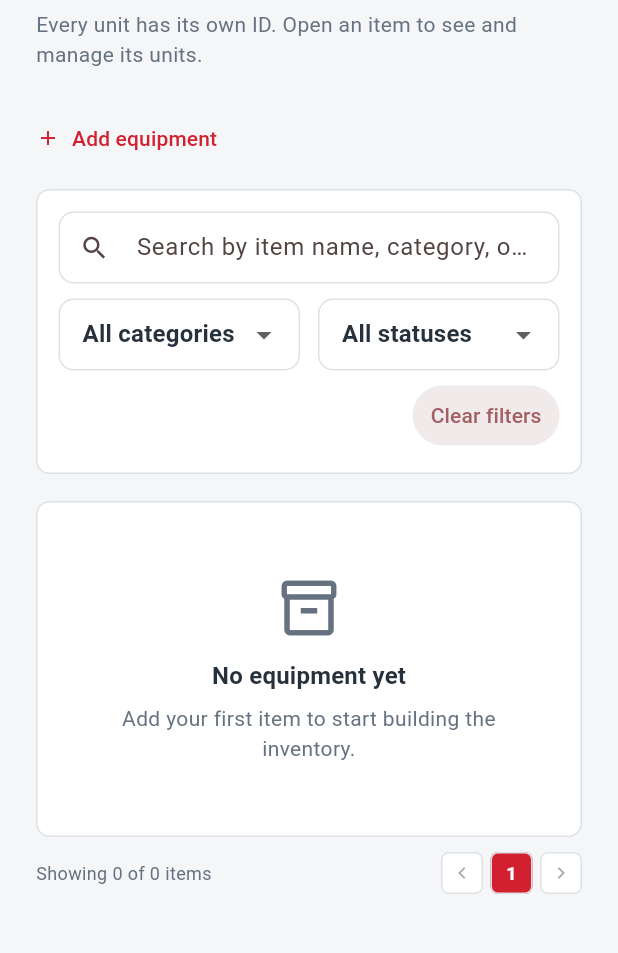
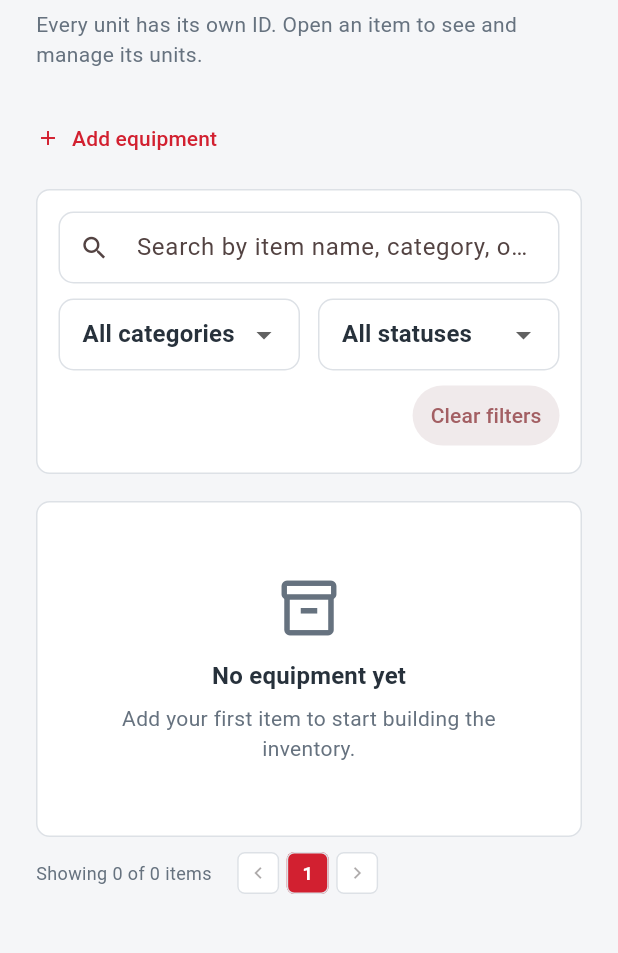
Before and after one commit to AnaCastillo23/COMP-585-PROJECT, a Flutter app: the ManageEquipmentScreen screen opened directly, on a phone screen of 412 x 824 dp, the part 90-1043 px from its top. Run offline on Flutter 3.47's test engine with Material 3 defaults, Android fonts, the phone set to English and light mode, and no system bars; our stand-ins replace cloud_firestore, firebase_auth, firebase_core, image_picker; accounts and stored records are empty.

Commit message:
Support CSUN equipment inventory

```diff
--- a/lib/models/equipment.dart
+++ b/lib/models/equipment.dart
@@ -64,9 +64,19 @@ class Equipment {
   /// The only categories staff can choose from.
   static const List<String> categories = [
     'Cameras',
+    'Camera Accessories',
+    'Accessory Kits',
+    'Audio Equipment',
+    'Lighting Equipment',
+    'Tripods',
+    'Green/Black Screens',
+    'Adapters',
+    'Sewing/Fiber Crafts',
+    'Virtual Reality',
+    // Legacy categories remain readable/editable until existing records have
+    // been reviewed and migrated.
     'Stabilizers',
     'Audio',
-    'Tripods',
     'Lighting',
     'Computers',
   ];
--- a/lib/screens/staff/manage_equipment_screen.dart
+++ b/lib/screens/staff/manage_equipment_screen.dart
@@ -65,7 +65,7 @@ class _ManageEquipmentScreenState extends State<ManageEquipmentScreen> {
         : null;
   }
 
-  List<Equipment> _filter(List<Equipment> all) {
+  List<Equipment> _filter(List<Equipment> all, String category) {
     final q = _searchController.text.trim().toLowerCase();
     final unitIdQuery = _unitIdQuery(all);
     bool statusOk(EquipmentUnit u) =>
@@ -73,8 +73,8 @@ class _ManageEquipmentScreenState extends State<ManageEquipmentScreen> {
 
     return all.where((item) {
       final matchesCategory =
-          _category == _allCategories || item.category == _category;
-      final matchesStatus = item.units.any(statusOk);
+          category == _allCategories || item.category == category;
+      final matchesStatus = _status == _allStatuses || item.units.any(statusOk);
 
       final matchesSearch = unitIdQuery != null
           ? item.units.any(
@@ -217,7 +217,17 @@ class _ManageEquipmentScreenState extends State<ManageEquipmentScreen> {
           }
 
           final all = snapshot.data!;
-          final filtered = _filter(all);
+          // Use the full inventory, not the search or status results. A
+          // category still belongs in the filter when its units are checked out.
+          final categoriesInUse = {for (final item in all) item.category};
+          final filterCategories = [
+            _allCategories,
+            ...Equipment.categories.where(categoriesInUse.contains),
+          ];
+          final selectedCategory = filterCategories.contains(_category)
+              ? _category
+              : _allCategories;
+          final filtered = _filter(all, selectedCategory);
           final unitIdQuery = _unitIdQuery(all);
           final statusFilter = _status == _allStatuses
               ? null
@@ -267,9 +277,9 @@ class _ManageEquipmentScreenState extends State<ManageEquipmentScreen> {
                 const SizedBox(height: 10),
                 _InventoryFilters(
                   searchController: _searchController,
-                  selectedCategory: _category,
+                  selectedCategory: selectedCategory,
                   selectedStatus: _status,
-                  categories: const [_allCategories, ...Equipment.categories],
+                  categories: filterCategories,
                   statuses: [
                     _allStatuses,
                     for (final s in EquipmentStatus.values) s.label,
@@ -311,7 +321,11 @@ class _ManageEquipmentScreenState extends State<ManageEquipmentScreen> {
                 const SizedBox(height: 10),
 
                 // Footer: count + page buttons
-                Row(
+                Wrap(
+                  alignment: WrapAlignment.spaceBetween,
+                  crossAxisAlignment: WrapCrossAlignment.center,
+                  spacing: 12,
+                  runSpacing: 6,
                   children: [
                     Text(
                       'Showing ${pageItems.length} of ${filtered.length} items'
@@ -321,7 +335,10 @@ class _ManageEquipmentScreenState extends State<ManageEquipmentScreen> {
                         fontSize: 12,
                       ),
                     ),
-                    const Spacer(),
+                    Wrap(
+                      alignment: WrapAlignment.end,
+                      crossAxisAlignment: WrapCrossAlignment.center,
+                      children: [
                         _PageButton(
                           icon: Icons.chevron_left,
                           onPressed: page > 0
@@ -339,6 +356,8 @@ class _ManageEquipmentScreenState extends State<ManageEquipmentScreen> {
                           onPressed: page < pageCount - 1
                               ? () => setState(() => _page = page + 1)
                               : null,
+                        ),
+                      ],
                     ),
                   ],
                 ),
```
Also changed, not shown: 1 other file. Lines whose indentation alone changed are shown as unchanged.
